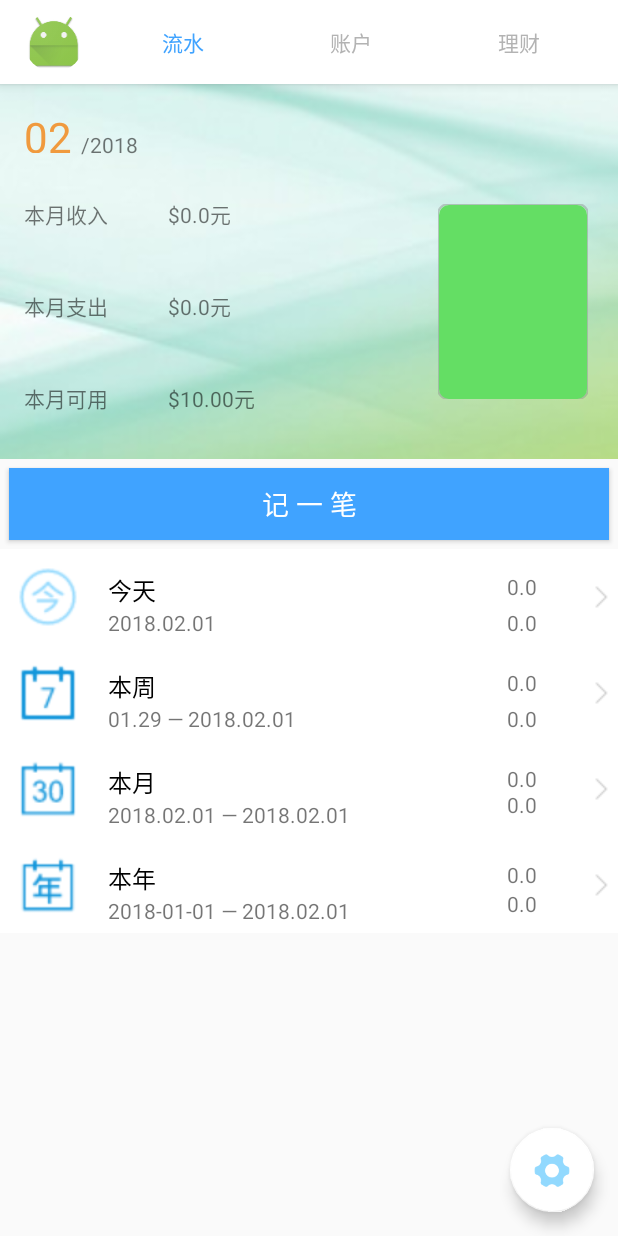
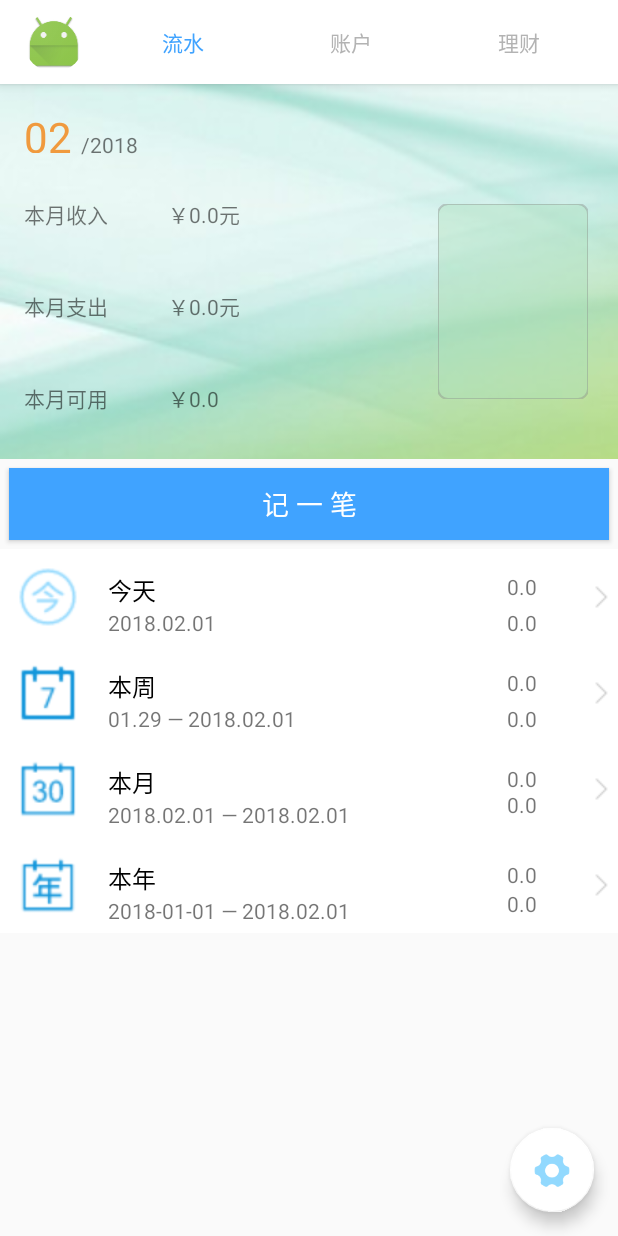
Before and after one commit to starjunjun/KeepInMind, an Android app: the screen it shows after launch (TotalActivity), on a phone screen of 412 x 824 dp. Run offline under Robolectric (Android 15) with nearby library versions, the phone set to English and light mode, and no system bars; our stand-ins replace CircleImageView, EventBus; libraries missing offline, so code that uses them is left out: org.litepal, org.litepal.crud; pictures from the network do not load; 4 statements that could not run were skipped.

Commit message:
添加预算功能

```diff
--- a/app/src/main/java/com/example/jungle/keepinmind1/Activity/TotalActivity.java
+++ b/app/src/main/java/com/example/jungle/keepinmind1/Activity/TotalActivity.java
@@ -5,6 +5,7 @@ import android.animation.ObjectAnimator;
 import android.content.ContentValues;
 import android.content.DialogInterface;
 import android.content.Intent;
+import android.content.SharedPreferences;
 import android.net.Uri;
 import android.os.Environment;
 import android.provider.MediaStore;
@@ -32,6 +33,7 @@ import com.example.jungle.keepinmind1.Fragment.DetailBillFragment;
 import com.example.jungle.keepinmind1.Fragment.ManageMoneyFragment;
 import com.example.jungle.keepinmind1.R;
 import com.example.jungle.keepinmind1.Service.DownloadService;
+import com.example.jungle.keepinmind1.Utils.DataBaseUtil.MathUtils;
 import com.example.jungle.keepinmind1.Utils.PublicUtil.DownFileUtil;
 import com.example.jungle.keepinmind1.Utils.PublicUtil.PhotoDialog;
 
@@ -64,6 +66,10 @@ public class TotalActivity extends AppCompatActivity implements View.OnClickList
         super.onCreate(savedInstanceState);
 
         setContentView(R.layout.activity_total);
+        //1、获取Preferences
+        SharedPreferences settings = getSharedPreferences("data", 0);
+//2、取出数据
+        MathUtils.budget = settings.getFloat("budget", 0);
         LitePal.getDatabase();
         icon_image = (CircleImageView) findViewById(R.id.icon_image);
         final DrawerLayout drawerLayout = (DrawerLayout) findViewById(R.id.drawer);
--- a/app/src/main/java/com/example/jungle/keepinmind1/Adapter/PassageAdapter.java
+++ b/app/src/main/java/com/example/jungle/keepinmind1/Adapter/PassageAdapter.java
@@ -3,14 +3,13 @@ package com.example.jungle.keepinmind1.Adapter;
 import android.app.Activity;
 import android.content.Context;
 import android.content.Intent;
-import android.graphics.Color;
-import android.support.v4.app.ActivityOptionsCompat;
 import android.support.v7.widget.RecyclerView;
 import android.view.LayoutInflater;
 import android.view.View;
 import android.view.ViewGroup;
 import android.widget.Button;
 import android.widget.ImageView;
+import android.widget.LinearLayout;
 import android.widget.TextView;
 
 import com.bumptech.glide.Glide;
@@ -21,7 +20,8 @@ import com.example.jungle.keepinmind1.R;
 import com.example.jungle.keepinmind1.Utils.DataBaseUtil.DataBaseUtils;
 import com.example.jungle.keepinmind1.Utils.DataBaseUtil.DateExchangeUtil;
 import com.example.jungle.keepinmind1.Utils.DataBaseUtil.MathUtils;
-import com.example.jungle.keepinmind1.Utils.ProgressBottle;
+import com.example.jungle.keepinmind1.Utils.PublicUtil.BudgetDialog;
+import com.example.jungle.keepinmind1.Utils.PublicUtil.ProgressBottle;
 
 import java.text.ParseException;
 import java.util.ArrayList;
@@ -54,6 +54,7 @@ public class PassageAdapter extends RecyclerView.Adapter<PassageAdapter.ViewHold
     private TextView yearAdd;
     private TextView yearDecrease;
     private ProgressBottle pb;
+    private LinearLayout linearLayout2;
 
     public PassageAdapter(Context context, ArrayList<ManageMoneyPassage> list) {
         mContext = context;
@@ -92,12 +93,9 @@ public class PassageAdapter extends RecyclerView.Adapter<PassageAdapter.ViewHold
             yearAdd = (TextView) view.findViewById(R.id.year_add);
             yearDecrease = (TextView) view.findViewById(R.id.year_decrease);
             pb= (ProgressBottle) view.findViewById(R.id.pb);
-            pb.setOnClickListener(new View.OnClickListener() {
-                @Override
-                public void onClick(View v) {
-                    pb.set(90,100);
-                }
-            });
+
+            linearLayout2 = (LinearLayout) view.findViewById(R.id.linearLayout2);
+
 
         } else {
             view = LayoutInflater.from(parent.getContext()).inflate(R.layout.passage_item, parent, false);
@@ -113,8 +111,9 @@ public class PassageAdapter extends RecyclerView.Adapter<PassageAdapter.ViewHold
             year.setText("/" + DateExchangeUtil.stampToYear(System.currentTimeMillis() + ""));
             month.setText(DateExchangeUtil.stampToMonth(System.currentTimeMillis() + ""));
             try {
-                monthIn.setText("$" + MathUtils.format(DataBaseUtils.sumMoney(DataBaseUtils.queryUseType(DateExchangeUtil.dateToStamp(DateExchangeUtil.getMonthStartDate()), System.currentTimeMillis() + "", "in"))) + "元");
-                monthOut.setText("$" + MathUtils.format(DataBaseUtils.sumMoney(DataBaseUtils.queryUseType(DateExchangeUtil.dateToStamp(DateExchangeUtil.getMonthStartDate()), System.currentTimeMillis() + "", "out"))) + "元");
+                monthUse.setText("￥"+MathUtils.budget);
+                monthIn.setText("￥" + MathUtils.format(DataBaseUtils.sumMoney(DataBaseUtils.queryUseType(DateExchangeUtil.dateToStamp(DateExchangeUtil.getMonthStartDate()), System.currentTimeMillis() + "", "in"))) + "元");
+                monthOut.setText("￥" + MathUtils.format(DataBaseUtils.sumMoney(DataBaseUtils.queryUseType(DateExchangeUtil.dateToStamp(DateExchangeUtil.getMonthStartDate()), System.currentTimeMillis() + "", "out"))) + "元");
                 todayAdd.setText(MathUtils.format(DataBaseUtils.sumMoney(DataBaseUtils.queryUseType(DateExchangeUtil.dateToStamp(DateExchangeUtil.getTodayDate(System.currentTimeMillis())), System.currentTimeMillis() + "", "in"))) + "");
                 todayDecrease.setText(MathUtils.format(DataBaseUtils.sumMoney(DataBaseUtils.queryUseType(DateExchangeUtil.dateToStamp(DateExchangeUtil.getTodayDate(System.currentTimeMillis())), System.currentTimeMillis() + "", "out"))) + "");
                 weekAdd.setText(MathUtils.format(DataBaseUtils.sumMoney(DataBaseUtils.queryUseType(DateExchangeUtil.dateToStamp(DateExchangeUtil.getWeekStartDate()), System.currentTimeMillis() + "", "in"))) + "");
@@ -123,6 +122,23 @@ public class PassageAdapter extends RecyclerView.Adapter<PassageAdapter.ViewHold
                 monthDecrease.setText(MathUtils.format(DataBaseUtils.sumMoney(DataBaseUtils.queryUseType(DateExchangeUtil.dateToStamp(DateExchangeUtil.getMonthStartDate()), System.currentTimeMillis() + "", "out"))) + "");
                 yearAdd.setText(MathUtils.format(DataBaseUtils.sumMoney(DataBaseUtils.queryUseType(DateExchangeUtil.dateToStamp(DateExchangeUtil.getYearFirstDate(Integer.parseInt(DateExchangeUtil.stampToYear(System.currentTimeMillis() + "")))), System.currentTimeMillis() + "", "in"))) + "");
                 yearDecrease.setText(MathUtils.format(DataBaseUtils.sumMoney(DataBaseUtils.queryUseType(DateExchangeUtil.dateToStamp(DateExchangeUtil.getYearFirstDate(Integer.parseInt(DateExchangeUtil.stampToYear(System.currentTimeMillis() + "")))), System.currentTimeMillis() + "", "out"))) + "");
+                linearLayout2.setOnClickListener(new View.OnClickListener() {
+                    @Override
+                    public void onClick(View v) {
+                        new BudgetDialog((Activity) mContext).show();
+                    }
+                });
+                pb.set(MathUtils.format(DataBaseUtils.sumMoney(DataBaseUtils.queryUseType(DateExchangeUtil.dateToStamp(DateExchangeUtil.getMonthStartDate()), System.currentTimeMillis() + "", "out"))),MathUtils.budget);
+                pb.setOnClickListener(new View.OnClickListener() {
+                    @Override
+                    public void onClick(View v) {
+                        try {
+                            pb.set(MathUtils.format(DataBaseUtils.sumMoney(DataBaseUtils.queryUseType(DateExchangeUtil.dateToStamp(DateExchangeUtil.getMonthStartDate()), System.currentTimeMillis() + "", "out"))),MathUtils.budget);
+                        } catch (ParseException e) {
+                            e.printStackTrace();
+                        }
+                    }
+                });
             } catch (ParseException e) {
                 e.printStackTrace();
             }
--- a/app/src/main/java/com/example/jungle/keepinmind1/Utils/DataBaseUtil/DateExchangeUtil.java
+++ b/app/src/main/java/com/example/jungle/keepinmind1/Utils/DataBaseUtil/DateExchangeUtil.java
@@ -166,12 +166,13 @@ public class DateExchangeUtil {
      * 年-月-日 时：分：秒
      */
     public static String getMonthStartDate() {
-        SimpleDateFormat format = new SimpleDateFormat("yyyy-MM-dd HH:mm:ss");
+        SimpleDateFormat format = new SimpleDateFormat("yyyy-MM-dd ");
         //获取当前月第一天：
         Calendar c = Calendar.getInstance();
         c.add(Calendar.MONTH, 0);
         c.set(Calendar.DAY_OF_MONTH, 1);//设置为1号,当前日期既为本月第一天
         String first = format.format(c.getTime());
+        first = first+"00:00:00";
         return first;
     }
 
--- a/app/src/main/java/com/example/jungle/keepinmind1/Utils/DataBaseUtil/MathUtils.java
+++ b/app/src/main/java/com/example/jungle/keepinmind1/Utils/DataBaseUtil/MathUtils.java
@@ -5,11 +5,12 @@ package com.example.jungle.keepinmind1.Utils.DataBaseUtil;
  */
 
 public class MathUtils {
-
+    public static double budget=0;
     public static  double format(double number){
         java.text.DecimalFormat   df   =new   java.text.DecimalFormat("#.00");
         df.format(number);
         return number;
 
     }
+
 }
--- a/app/src/main/java/com/example/jungle/keepinmind1/Utils/PublicUtil/ManagerUtils.java
+++ b/app/src/main/java/com/example/jungle/keepinmind1/Utils/PublicUtil/ManagerUtils.java
@@ -4,6 +4,7 @@ import android.app.Activity;
 import android.app.Application;
 import android.content.Context;
 import android.content.Intent;
+import android.text.StaticLayout;
 
 import java.util.LinkedList;
 import java.util.List;
--- a/app/src/main/java/com/example/jungle/keepinmind1/Utils/ProgressBottle.java
+++ b/app/src/main/java/com/example/jungle/keepinmind1/Utils/PublicUtil/ProgressBottle.java
@@ -1,4 +1,4 @@
-package com.example.jungle.keepinmind1.Utils;
+package com.example.jungle.keepinmind1.Utils.PublicUtil;
 
 import android.content.Context;
 import android.graphics.Canvas;
@@ -82,7 +82,7 @@ public class ProgressBottle extends View {
         double percent = current / total;
         int green = 222 - (int) (122 * percent);
         int red = 100+(int) (155 * percent);
-        mPaint.setARGB(255, red, green, 100);
+        mPaint.setARGB(120, red, green, 100);
         mPaint.setAntiAlias(true);
         mPaint.setStyle(Paint.Style.FILL);
         r2.left = 1;
--- a/app/src/main/java/com/example/jungle/keepinmind1/Utils/TestMain.java
+++ b/app/src/main/java/com/example/jungle/keepinmind1/Utils/TestMain.java
@@ -25,8 +25,8 @@ public class TestMain {
 //        System.out.println(DateExchangeUtil.dateToStamp(DateExchangeUtil.getTodayDate(System.currentTimeMillis())));
 //        System.out.println(System.currentTimeMillis());
 
-        JiJinBean jb =new JiJinBean("-1", "-1", "-1", "-1", "-1", "-1", "-1", "-1");
-        System.out.println(JiJinBean.class.isInstance(jb));
+
+        System.out.println(DateExchangeUtil.getMonthStartDate());
 //        for (int i = 0; i < DateExchangeUtil.allWeekdays().size(); i++) {
 //            System.out.println(DateExchangeUtil.allWeekdays().get(i));
 //        }
--- /dev/null
+++ b/app/src/main/res/drawable/cursor_color.xml
@@ -0,0 +1,6 @@
+<?xml version="1.0" encoding="utf-8"?>
+<shape xmlns:android="http://schemas.android.com/apk/res/android"
+    android:shape="rectangle">
+    <size android:width="2dp" />
+    <solid android:color="@android:color/holo_blue_light" />
+</shape>
--- a/app/src/main/res/layout/detailbill_header.xml
+++ b/app/src/main/res/layout/detailbill_header.xml
@@ -10,7 +10,6 @@
         android:fitsSystemWindows="true"
         >
 
-
         <ImageView
             android:id="@+id/background"
             android:layout_width="match_parent"
@@ -19,7 +18,7 @@
             android:src="@drawable/beijing"
              />
 
-        <com.example.jungle.keepinmind1.Utils.ProgressBottle
+        <com.example.jungle.keepinmind1.Utils.PublicUtil.ProgressBottle
             android:id="@+id/pb"
             android:layout_width="100dp"
             android:layout_below="@+id/toolbar"
```
Also changed, not shown: app/src/main/java/com/example/jungle/keepinmind1/Bean/budgetBean.java (added, +21 -0 lines), app/src/main/java/com/example/jungle/keepinmind1/Utils/PublicUtil/BudgetDialog.java (added, +90 -0 lines), app/src/main/res/drawable/edtext_dialog.xml (added, +19 -0 lines), app/src/main/res/layout/budget_dialog.xml (added, +57 -0 lines).
